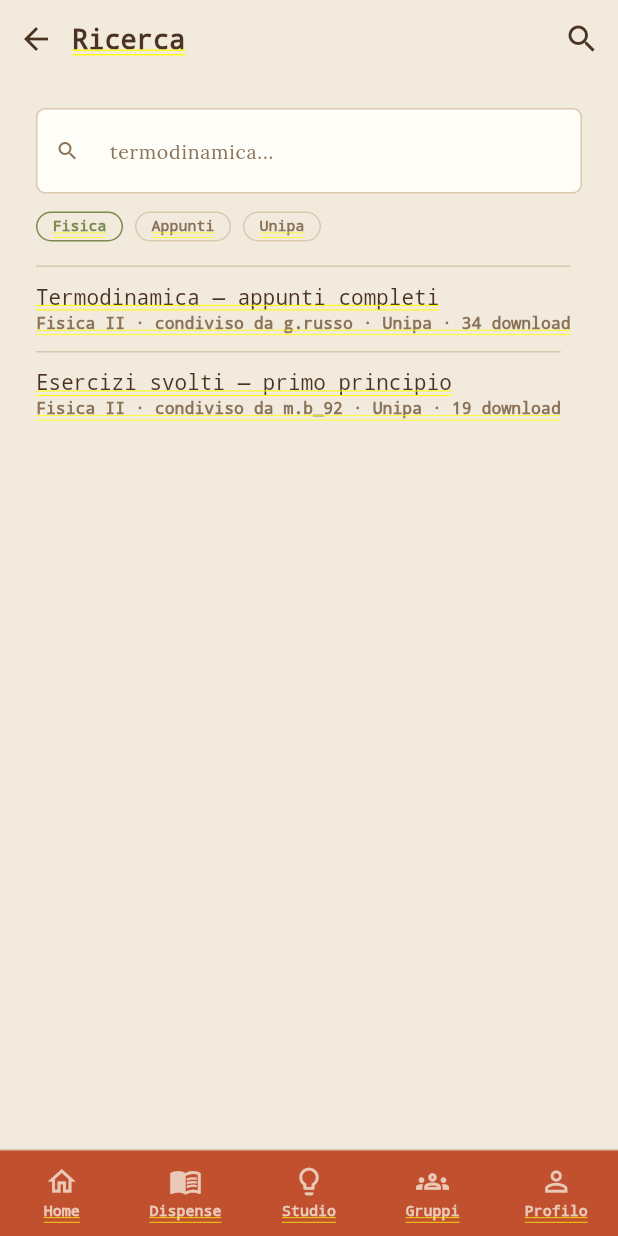
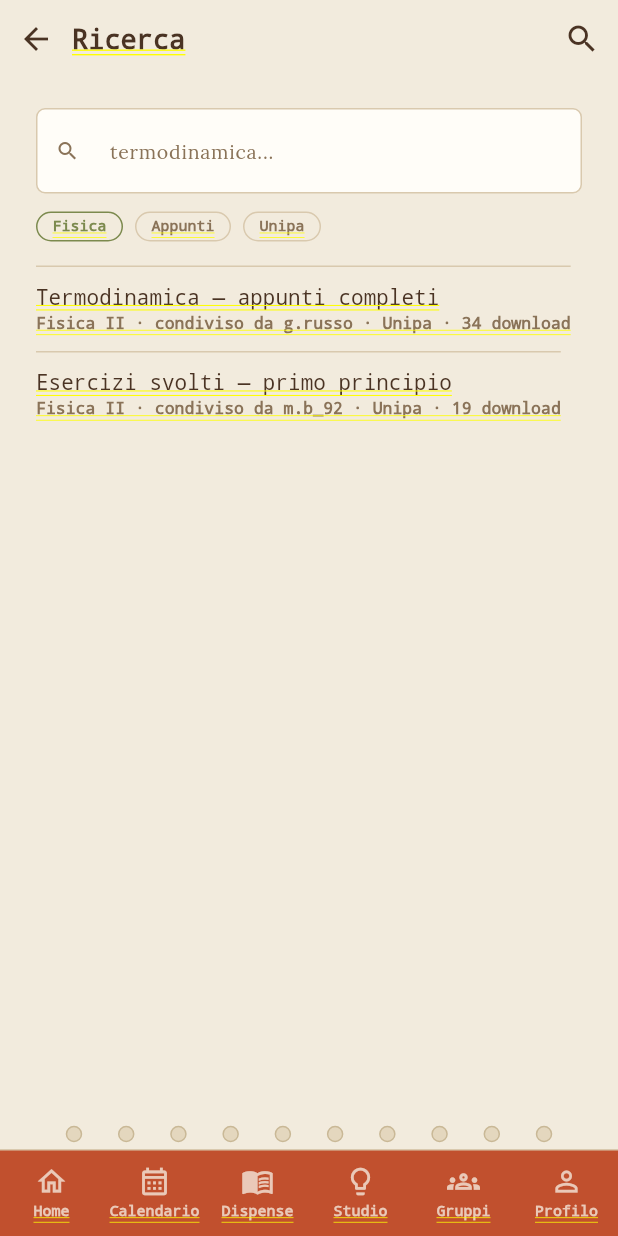
Before and after one commit to Sara-Vita/Claude, a Flutter app: the screen it shows after launch, after a tap on the "search" icon, on a phone screen of 412 x 824 dp. Run offline on Flutter 3.47's test engine with Material 3 defaults, Android fonts, the phone set to English and light mode, and no system bars; our stand-ins replace google_fonts.

Commit message:
Promuovi Calendario a voce fissa e anelletti su tutti i breakpoint
Calendario entra tra le sei voci di navigazione (sidebar/bottom bar),
non più raggiunto solo da un bottone in Home; Ricerca resta l'unica
sezione secondaria. Gli anelletti decorativi ora compaiono anche su
mobile come striscia orizzontale sopra la bottom bar (RingsDivider
supporta Axis.vertical/horizontal). CLAUDE.md e README aggiornati di
conseguenza.

Co-Authored-By: Claude Sonnet 5 <noreply@anthropic.com>
Claude-Session: https://claude.ai/code/session_01H1Fw47rtwoTyLdvt14ZRzt

```diff
--- a/lib/navigation/app_section.dart
+++ b/lib/navigation/app_section.dart
@@ -2,15 +2,20 @@ import 'package:flutter/material.dart';
 
 /// Tutte le "schermate" raggiungibili nella shell.
 ///
-/// Le prime cinque sono le voci fisse di navigazione (sidebar/bottom bar),
-/// nell'ordine deciso in CLAUDE.md: Home, Dispense, Studio, Gruppi, Profilo.
-/// [ricerca] e [calendario] sono sezioni "secondarie": si raggiungono da
-/// un'azione dentro il contenuto (icona di ricerca, bottone "vedi
-/// calendario completo" in Home) e non hanno una voce propria in sidebar —
-/// esattamente come descritto nei mockup, dove la ricerca è "un elemento di
-/// primo livello sempre visibile", non una voce di navigazione.
+/// Aggiornamento rispetto alla prima bozza: Calendario è ora una voce fissa
+/// di navigazione (richiesta esplicita), quindi la sidebar/bottom bar mostra
+/// sei voci: Home, Calendario, Dispense, Studio, Gruppi, Profilo.
+/// [ricerca] resta l'unica sezione "secondaria": si raggiunge dall'icona di
+/// ricerca sempre visibile in cima alla sidebar, non da una voce di
+/// navigazione — esattamente come descritto nei mockup ("un elemento di
+/// primo livello sempre visibile", non una voce di navigazione).
 enum AppSection {
   home(icona: Icons.home_outlined, iconaAttiva: Icons.home, etichetta: 'Home'),
+  calendario(
+    icona: Icons.calendar_month_outlined,
+    iconaAttiva: Icons.calendar_month,
+    etichetta: 'Calendario',
+  ),
   dispense(
     icona: Icons.menu_book_outlined,
     iconaAttiva: Icons.menu_book,
@@ -35,11 +40,6 @@ enum AppSection {
     icona: Icons.search,
     iconaAttiva: Icons.search,
     etichetta: 'Ricerca',
-  ),
-  calendario(
-    icona: Icons.calendar_month_outlined,
-    iconaAttiva: Icons.calendar_month,
-    etichetta: 'Calendario',
   );
 
   const AppSection({
@@ -52,10 +52,11 @@ enum AppSection {
   final IconData iconaAttiva;
   final String etichetta;
 
-  /// Le cinque voci mostrate in sidebar/bottom bar, nell'ordine giusto.
-  static const vociPrincipali = [home, dispense, studio, gruppi, profilo];
+  /// Le sei voci mostrate in sidebar/bottom bar, nell'ordine giusto.
+  static const vociPrincipali = [home, calendario, dispense, studio, gruppi, profilo];
 
   /// true per le sezioni raggiunte "di passaggio" (mostrano una freccia
-  /// indietro invece di essere evidenziate in navigazione).
-  bool get isSecondaria => this == ricerca || this == calendario;
+  /// indietro invece di essere evidenziate in navigazione). Con Calendario
+  /// promosso a voce fissa, l'unica rimasta è Ricerca.
+  bool get isSecondaria => this == ricerca;
 }
--- a/lib/screens/profilo_screen.dart
+++ b/lib/screens/profilo_screen.dart
@@ -12,7 +12,7 @@ enum _Tab { anagrafica, libretto }
 /// dall'anagrafica (dati ad alta frequenza di consultazione — voti, media —
 /// contro dati pressoché statici); qui si traduce in due tab dentro la
 /// stessa schermata invece che due voci separate in sidebar, per non far
-/// crescere la navigazione principale oltre le cinque voci già decise.
+/// crescere la navigazione principale oltre le sei voci già decise.
 class ProfiloScreen extends StatefulWidget {
   const ProfiloScreen({
     super.key,
--- a/lib/widgets/shell/app_shell.dart
+++ b/lib/widgets/shell/app_shell.dart
@@ -44,10 +44,9 @@ class AppShell extends StatefulWidget {
 class _AppShellState extends State<AppShell> {
   AppSection _section = AppSection.home;
 
-  /// Sezione a cui torna il pulsante "indietro" quando si è dentro una
-  /// sezione secondaria (ricerca/calendario). Salvata solo al momento in
-  /// cui SI ENTRA in una sezione secondaria, così non si sovrascrive se
-  /// da Ricerca si passa direttamente a Calendario.
+  /// Sezione a cui torna il pulsante "indietro" quando si è dentro Ricerca
+  /// (l'unica sezione secondaria rimasta ora che Calendario è una voce
+  /// fissa). Salvata solo al momento in cui SI ENTRA in Ricerca.
   AppSection? _sezionePrecedente;
 
   /// Preferenza "per breakpoint" descritta in CLAUDE.md
@@ -197,7 +196,9 @@ class _SidebarLayout extends StatelessWidget {
 }
 
 /// Layout mobile: barra in alto (titolo + ricerca) sopra il contenuto,
-/// bottom bar sotto. Niente sidebar, niente anelletti (vedi RingsDivider).
+/// striscia di anelletti orizzontale, bottom bar sotto. Niente sidebar
+/// laterale qui, ma gli anelletti restano — solo ruotati di 90° per
+/// affiancare la navbar orizzontale invece di quella verticale.
 class _MobileLayout extends StatelessWidget {
   const _MobileLayout({
     required this.section,
@@ -224,6 +225,7 @@ class _MobileLayout extends StatelessWidget {
             onBack: onBack,
           ),
           Expanded(child: content),
+          const RingsDivider(direzione: Axis.horizontal, numeroAnelli: 10),
           AppBottomNav(currentSection: section, onSelect: onSelect),
         ],
       ),
--- a/lib/widgets/shell/mobile_top_bar.dart
+++ b/lib/widgets/shell/mobile_top_bar.dart
@@ -3,8 +3,8 @@ import 'package:flutter/material.dart';
 import '../../theme/app_colors.dart';
 
 /// Barra in cima al contenuto, solo mobile: qui torna l'icona di ricerca
-/// (in bottom bar non c'è più posto, ha già le 5 voci piene — vedi
-/// CLAUDE.md) insieme al titolo della sezione corrente.
+/// (in bottom bar non c'è più posto, ha già le 6 voci piene) insieme al
+/// titolo della sezione corrente.
 class MobileTopBar extends StatelessWidget implements PreferredSizeWidget {
   const MobileTopBar({
     super.key,
--- a/lib/widgets/shell/rings_divider.dart
+++ b/lib/widgets/shell/rings_divider.dart
@@ -2,44 +2,71 @@ import 'package:flutter/material.dart';
 
 import '../../theme/app_colors.dart';
 
-/// Gli "anelletti" decorativi tra sidebar e contenuto, a simulare la
-/// rilegatura di un quaderno.
+/// Gli "anelletti" decorativi che corrono accanto alla navbar, a simulare
+/// la rilegatura di un quaderno — su desktop/tablet come colonna verticale
+/// tra sidebar e contenuto, su mobile come striscia orizzontale appena
+/// sopra la bottom bar (dove la "navbar" è orizzontale, non più laterale).
+/// Presente su tutti e tre i breakpoint per richiesta esplicita di
+/// progetto: qui non è mai la stessa metafora "riga di puntini fissi con
+/// passo costante" nelle due direzioni, ma la stessa idea — un bordo
+/// forato — applicata all'orientamento giusto per ciascun layout.
 ///
-/// Due regole non negoziabili concordate in CLAUDE.md, applicate qui:
-/// 1. È puramente decorativo — nessun `onTap`, nessun cambio di aspetto al
-///    hover: un elemento cliccabile qui creerebbe un'aspettativa falsa.
-///    `ExcludeSemantics` lo nasconde anche a screen reader/navigazione da
-///    tastiera, equivalente Flutter dell'`aria-hidden` usato nei mockup.
-/// 2. Va mostrato solo su desktop e tablet: su mobile il widget chiamante
-///    semplicemente non lo istanzia (vedi app_shell.dart), non lo comprime.
+/// Regola non negoziabile (CLAUDE.md): è puramente decorativo — nessun
+/// `onTap`, nessun cambio di aspetto al hover. `ExcludeSemantics` lo
+/// nasconde anche a screen reader/navigazione da tastiera, equivalente
+/// Flutter dell'`aria-hidden` usato nei mockup.
 class RingsDivider extends StatelessWidget {
-  const RingsDivider({super.key, this.numeroAnelli = 6});
+  const RingsDivider({
+    super.key,
+    this.numeroAnelli = 6,
+    this.direzione = Axis.vertical,
+  });
 
   final int numeroAnelli;
+  final Axis direzione;
 
   @override
   Widget build(BuildContext context) {
     final colors = context.colors;
+    final anello = Container(
+      width: 11,
+      height: 11,
+      decoration: BoxDecoration(
+        shape: BoxShape.circle,
+        color: colors.ringFill,
+        border: Border.all(color: colors.ringBorder),
+      ),
+    );
+
+    if (direzione == Axis.horizontal) {
+      // Niente passo fisso qui: la larghezza dello schermo mobile varia
+      // molto più della lunghezza tipica di una sidebar, quindi distribuire
+      // i punti con `spaceEvenly` evita sia l'overflow su schermi stretti
+      // sia buchi enormi su schermi larghi — restano sempre leggibili come
+      // fila di forellini, qualunque sia il telefono.
+      return ExcludeSemantics(
+        child: Container(
+          height: 20,
+          color: colors.pageBackground,
+          padding: const EdgeInsets.symmetric(horizontal: 20),
+          child: Row(
+            mainAxisAlignment: MainAxisAlignment.spaceEvenly,
+            children: List.generate(numeroAnelli, (_) => anello),
+          ),
+        ),
+      );
+    }
+
     return ExcludeSemantics(
       child: Container(
         width: 22,
         color: colors.pageBackground,
         padding: const EdgeInsets.only(top: 26),
         child: Column(
-          children: List.generate(numeroAnelli, (index) {
-            return Padding(
-              padding: const EdgeInsets.only(bottom: 22),
-              child: Container(
-                width: 11,
-                height: 11,
-                decoration: BoxDecoration(
-                  shape: BoxShape.circle,
-                  color: colors.ringFill,
-                  border: Border.all(color: colors.ringBorder),
-                ),
-              ),
-            );
-          }),
+          children: [
+            for (var i = 0; i < numeroAnelli; i++)
+              Padding(padding: const EdgeInsets.only(bottom: 22), child: anello),
+          ],
         ),
       ),
     );
```
Also changed, not shown: 2 other files.
